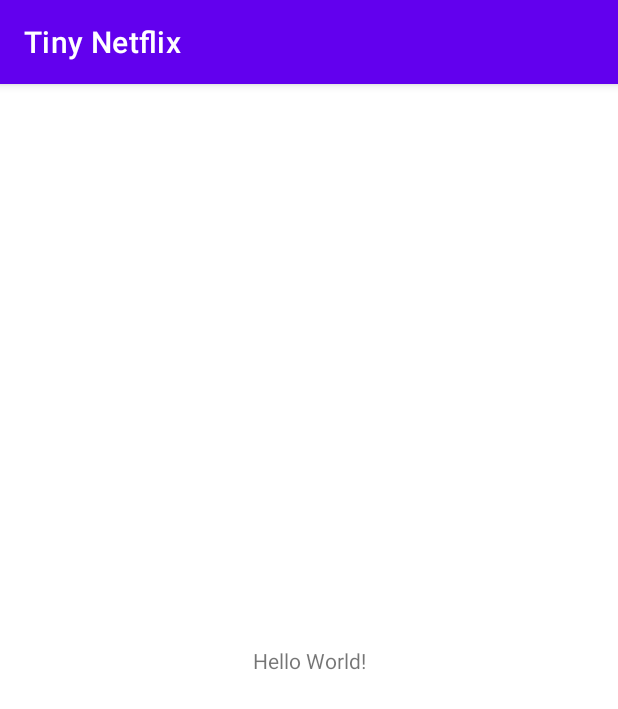
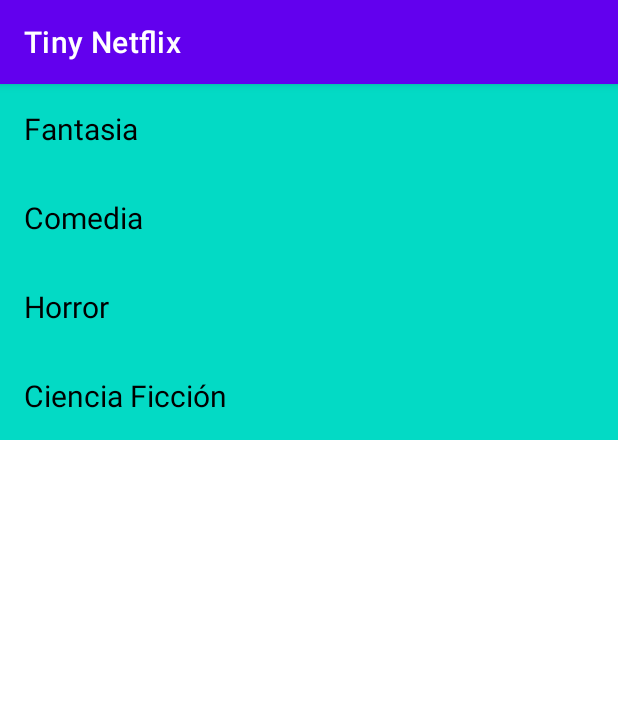
Before and after one commit to hackaprende/expandable-recycler-example, an Android app: the screen it shows after launch (MainActivity), on a phone screen of 412 x 824 dp. Shown: the top 709 px of the screen. Run offline under Robolectric (Android 15) with nearby library versions, the phone set to English and light mode, and no system bars.

Commit message:
Add section list

```diff
--- a/app/src/main/java/com/hackaprende/tinynetflix/MainActivity.kt
+++ b/app/src/main/java/com/hackaprende/tinynetflix/MainActivity.kt
@@ -2,14 +2,28 @@ package com.hackaprende.tinynetflix
 
 import androidx.appcompat.app.AppCompatActivity
 import android.os.Bundle
+import androidx.recyclerview.widget.LinearLayoutManager
+import androidx.recyclerview.widget.RecyclerView
 
 class MainActivity : AppCompatActivity() {
     override fun onCreate(savedInstanceState: Bundle?) {
         super.onCreate(savedInstanceState)
         setContentView(R.layout.activity_main)
+
+        val recycler = findViewById<RecyclerView>(R.id.section_recycler)
+        recycler.layoutManager = LinearLayoutManager(this)
+        val sectionAdapter = SectionAdapter()
+        recycler.adapter = sectionAdapter
+
+        sectionAdapter.submitList(downloadFakeMovies())
     }
 
-    private fun downloadMovies(): List<Section> {
+    private fun downloadFakeMovies(): List<Section> {
+        val section1 = Section("Fantasia")
+        val section2 = Section("Comedia")
+        val section3 = Section("Horror")
+        val section4 = Section("Ciencia Ficción")
 
+        return listOf(section1, section2, section3, section4)
     }
 }
--- /dev/null
+++ b/app/src/main/java/com/hackaprende/tinynetflix/Section.kt
@@ -0,0 +1,3 @@
+package com.hackaprende.tinynetflix
+
+data class Section(val name: String)
--- /dev/null
+++ b/app/src/main/java/com/hackaprende/tinynetflix/SectionAdapter.kt
@@ -0,0 +1,42 @@
+package com.hackaprende.tinynetflix
+
+import android.view.LayoutInflater
+import android.view.View
+import android.view.ViewGroup
+import android.widget.TextView
+import androidx.recyclerview.widget.DiffUtil
+import androidx.recyclerview.widget.ListAdapter
+import androidx.recyclerview.widget.RecyclerView
+
+class SectionAdapter : ListAdapter<Section, SectionAdapter.ViewHolder>(DiffCallback) {
+
+    companion object DiffCallback : DiffUtil.ItemCallback<Section>() {
+        override fun areItemsTheSame(oldItem: Section, newItem: Section): Boolean {
+            return oldItem === newItem
+        }
+
+        override fun areContentsTheSame(oldItem: Section, newItem: Section): Boolean {
+            return oldItem.name == newItem.name
+        }
+    }
+
+    override fun onCreateViewHolder(parent: ViewGroup, viewType: Int): ViewHolder {
+        val view = LayoutInflater.from(parent.context).inflate(R.layout.section_list_item, parent,
+            false)
+        return ViewHolder(view)
+    }
+
+    override fun onBindViewHolder(holder: ViewHolder, position: Int) {
+        val section = getItem(position)
+        holder.bind(section)
+    }
+
+    inner class ViewHolder(private val view: View) : RecyclerView.ViewHolder(view) {
+
+        private val sectionNameText = view.findViewById<TextView>(R.id.section_name_text)
+
+        fun bind(section: Section) {
+            sectionNameText.text = section.name
+        }
+    }
+}
--- a/app/src/main/res/layout/activity_main.xml
+++ b/app/src/main/res/layout/activity_main.xml
@@ -1,18 +1,8 @@
 <?xml version="1.0" encoding="utf-8"?>
-<androidx.constraintlayout.widget.ConstraintLayout xmlns:android="http://schemas.android.com/apk/res/android"
-    xmlns:app="http://schemas.android.com/apk/res-auto"
+<androidx.recyclerview.widget.RecyclerView
+    xmlns:android="http://schemas.android.com/apk/res/android"
     xmlns:tools="http://schemas.android.com/tools"
+    android:id="@+id/section_recycler"
     android:layout_width="match_parent"
     android:layout_height="match_parent"
-    tools:context=".MainActivity">
-
-    <TextView
-        android:layout_width="wrap_content"
-        android:layout_height="wrap_content"
-        android:text="Hello World!"
-        app:layout_constraintBottom_toBottomOf="parent"
-        app:layout_constraintLeft_toLeftOf="parent"
-        app:layout_constraintRight_toRightOf="parent"
-        app:layout_constraintTop_toTopOf="parent" />
-
-</androidx.constraintlayout.widget.ConstraintLayout>
+    tools:context=".MainActivity" />
--- /dev/null
+++ b/app/src/main/res/layout/section_list_item.xml
@@ -0,0 +1,17 @@
+<?xml version="1.0" encoding="utf-8"?>
+<LinearLayout xmlns:android="http://schemas.android.com/apk/res/android"
+    android:layout_width="match_parent"
+    android:layout_height="wrap_content"
+    xmlns:tools="http://schemas.android.com/tools">
+
+    <TextView
+        android:id="@+id/section_name_text"
+        android:layout_width="match_parent"
+        android:layout_height="wrap_content"
+        android:background="@color/teal_200"
+        android:textColor="@color/black"
+        android:padding="16dp"
+        android:textSize="20sp"
+        tools:text="Comedy"/>
+
+</LinearLayout>
```
